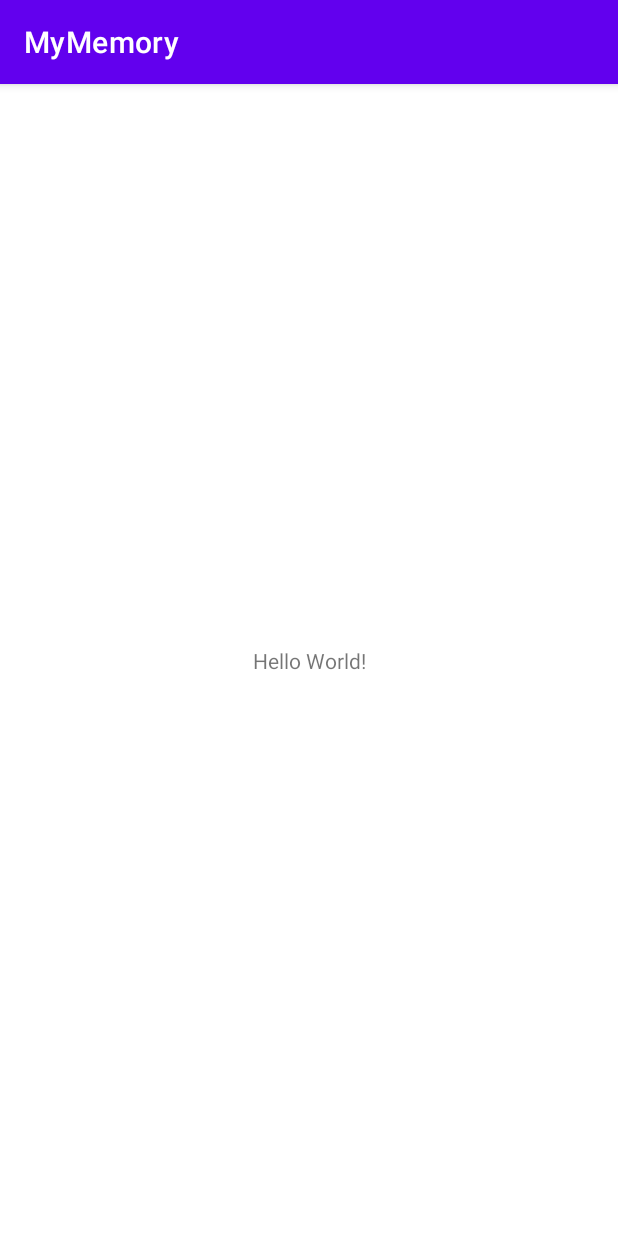
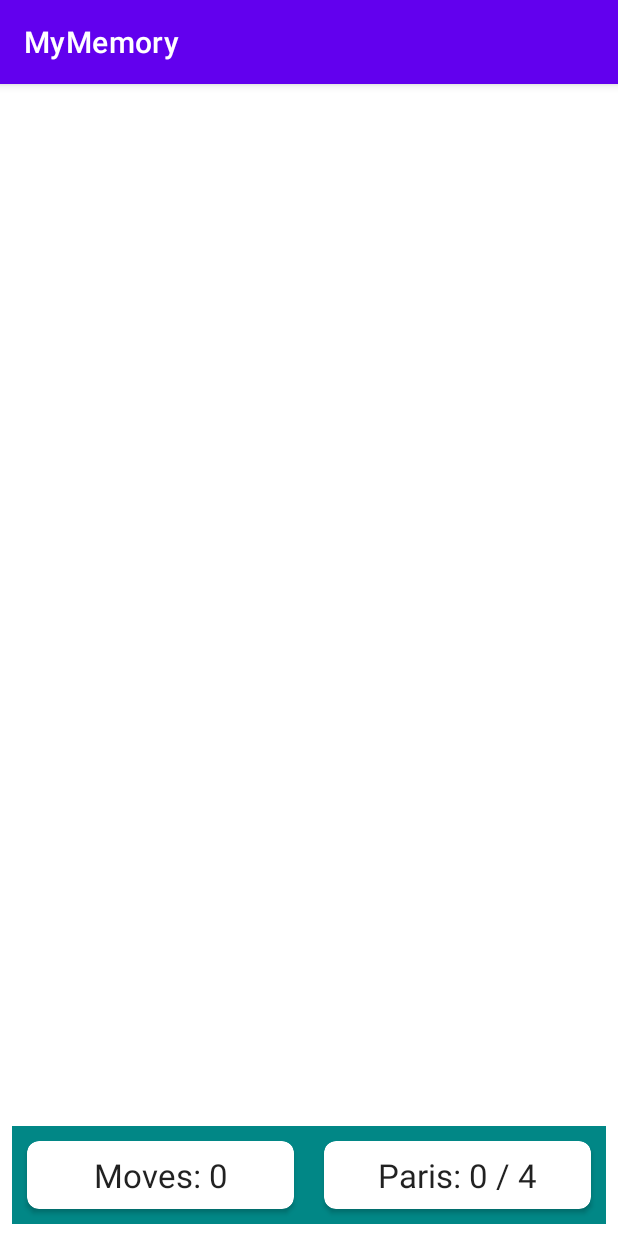
Before and after one commit to ShinJaehun/MyMemory_freeCodeCamp.org, an Android app: the screen it shows after launch (MainActivity), on a phone screen of 412 x 824 dp. Run offline under Robolectric (Android 15) with nearby library versions, the phone set to English and light mode, and no system bars.

Commit message:
create main layout

```diff
--- a/app/src/main/java/com/shinjaehun/mymemory/MainActivity.kt
+++ b/app/src/main/java/com/shinjaehun/mymemory/MainActivity.kt
@@ -2,10 +2,22 @@ package com.shinjaehun.mymemory
 
 import androidx.appcompat.app.AppCompatActivity
 import android.os.Bundle
+import android.widget.TextView
+import androidx.recyclerview.widget.RecyclerView
+import org.w3c.dom.Text
 
 class MainActivity : AppCompatActivity() {
+
+    private lateinit var rvBoard: RecyclerView
+    private lateinit var tvNumMoves: TextView
+    private lateinit var tvNumPairs: TextView
+
     override fun onCreate(savedInstanceState: Bundle?) {
         super.onCreate(savedInstanceState)
         setContentView(R.layout.activity_main)
+
+        rvBoard = findViewById(R.id.rvBoard)
+        tvNumMoves = findViewById(R.id.tvNumMoves)
+        tvNumPairs = findViewById(R.id.tvNumPairs)
     }
 }
--- a/app/src/main/res/layout/activity_main.xml
+++ b/app/src/main/res/layout/activity_main.xml
@@ -4,15 +4,60 @@
     xmlns:tools="http://schemas.android.com/tools"
     android:layout_width="match_parent"
     android:layout_height="match_parent"
+    android:padding="8dp"
     tools:context=".MainActivity">
 
-    <TextView
-        android:layout_width="wrap_content"
+    <LinearLayout
+        android:id="@+id/llGameInfo"
+        android:layout_width="0dp"
         android:layout_height="wrap_content"
-        android:text="Hello World!"
+        android:background="?attr/colorSecondaryVariant"
+        android:orientation="horizontal"
         app:layout_constraintBottom_toBottomOf="parent"
+        app:layout_constraintEnd_toEndOf="parent"
+        app:layout_constraintStart_toStartOf="parent">
+
+        <androidx.cardview.widget.CardView
+            android:layout_width="match_parent"
+            android:layout_height="match_parent"
+            android:layout_margin="10dp"
+            android:layout_weight="1"
+            app:cardCornerRadius="8dp">
+
+            <TextView
+                android:id="@+id/tvNumMoves"
+                android:layout_width="match_parent"
+                android:layout_height="match_parent"
+                android:gravity="center"
+                android:padding="8dp"
+                android:text="Moves: 0"
+                android:textAppearance="@style/TextAppearance.AppCompat.Large" />
+        </androidx.cardview.widget.CardView>
+
+        <androidx.cardview.widget.CardView
+            android:layout_width="match_parent"
+            android:layout_height="match_parent"
+            android:layout_margin="10dp"
+            android:layout_weight="1"
+            app:cardCornerRadius="8dp">
+
+            <TextView
+                android:id="@+id/tvNumPairs"
+                android:layout_width="match_parent"
+                android:layout_height="match_parent"
+                android:gravity="center"
+                android:padding="8dp"
+                android:text="Paris: 0 / 4"
+                android:textAppearance="@style/TextAppearance.AppCompat.Large" />
+        </androidx.cardview.widget.CardView>
+    </LinearLayout>
+
+    <androidx.recyclerview.widget.RecyclerView
+        android:id="@+id/rvBoard"
+        android:layout_width="0dp"
+        android:layout_height="0dp"
+        app:layout_constraintBottom_toTopOf="@+id/llGameInfo"
         app:layout_constraintEnd_toEndOf="parent"
         app:layout_constraintStart_toStartOf="parent"
         app:layout_constraintTop_toTopOf="parent" />
-
 </androidx.constraintlayout.widget.ConstraintLayout>
```
